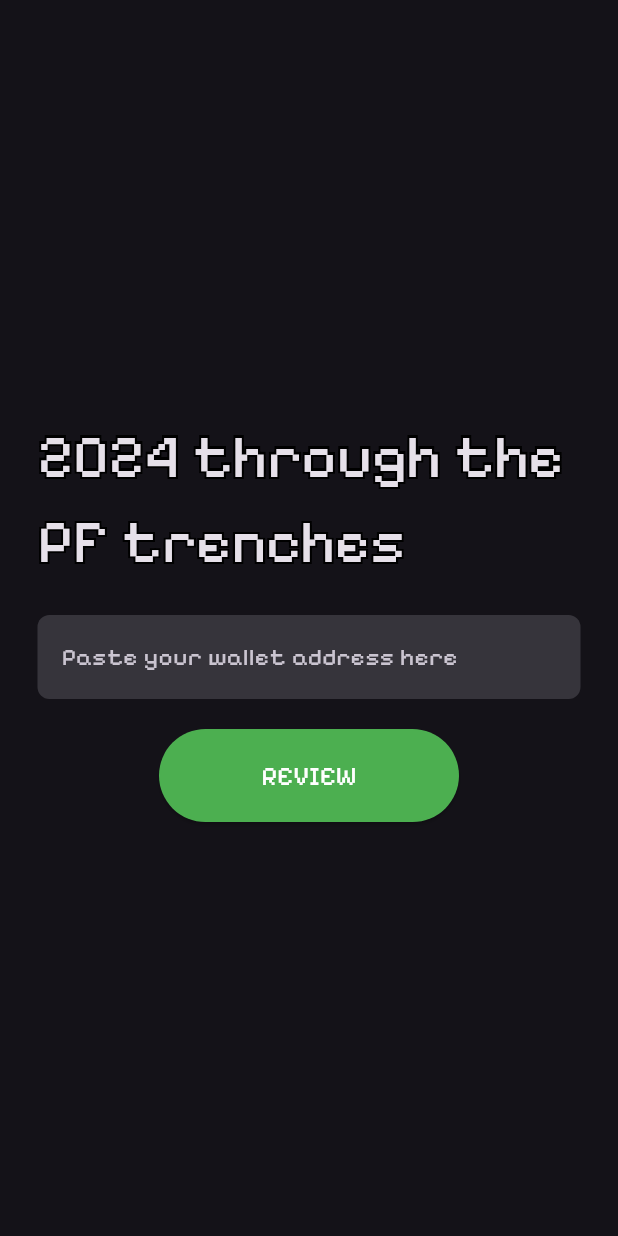
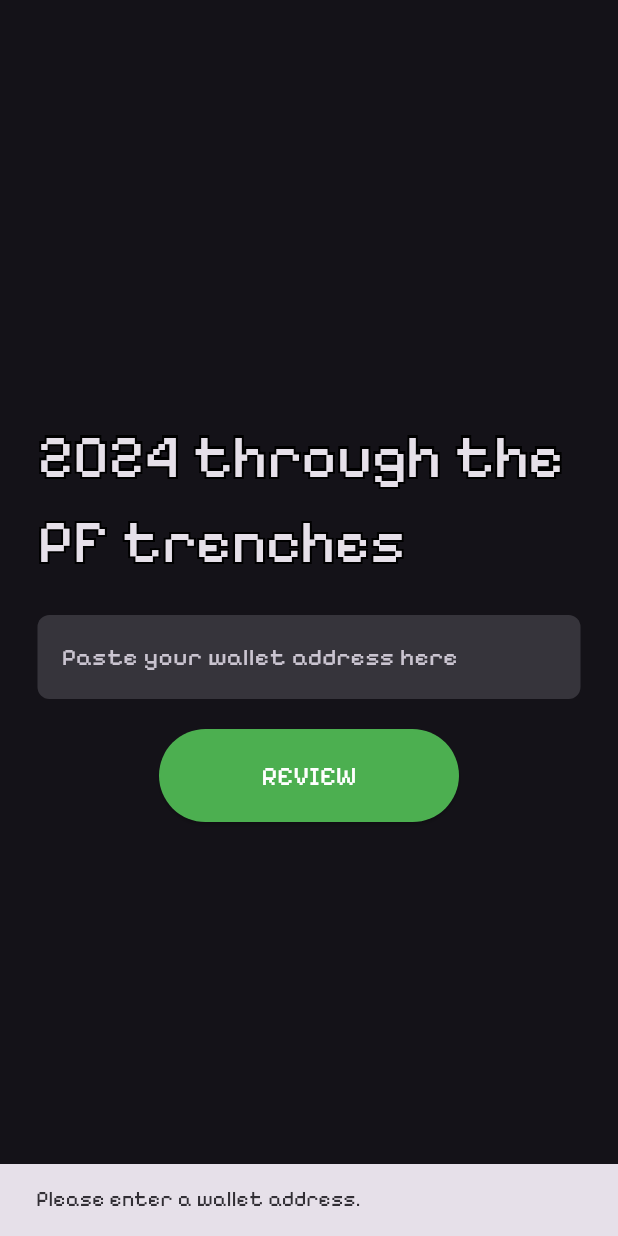
Before and after one commit to oscarito9410/solana_pnl, a Flutter app: the screen it shows after launch, after a tap on "REVIEW", on a phone screen of 412 x 824 dp. Run offline on Flutter 3.47's test engine with Material 3 defaults, Android fonts, the phone set to English and light mode, and no system bars; our stand-ins replace story_view; missing offline and left inert: metaballs.

Commit message:
Optimize imports and added hint

```diff
--- a/lib/pages/home.dart
+++ b/lib/pages/home.dart
@@ -17,6 +17,19 @@ class _HomePageState extends State<HomePage> {
     setState(() {
       _inputCode = newCode;
     });
+  }
+
+  void _buttonPressed() {
+    if (_inputCode.isEmpty) {
+      ScaffoldMessenger.of(context).showSnackBar(
+        const SnackBar(content: Text("Please enter a wallet address.")),
+      );
+      return;
+    }
+    Navigator.push(
+      context,
+      MaterialPageRoute(builder: (context) => const StoryPage()),
+    );
   }
 
   @override
@@ -71,7 +84,7 @@ class _HomePageState extends State<HomePage> {
               const SizedBox(height: 20),
               InputField(onChanged: _updateInputCode),
               const SizedBox(height: 20),
-              ActionButton(inputCode: _inputCode),
+              ActionButton(onButtonPressed: _buttonPressed),
             ],
           ),
         ),
@@ -100,30 +113,20 @@ class InputField extends StatelessWidget {
 }
 
 class ActionButton extends StatelessWidget {
-  final String inputCode;
+  final Function() onButtonPressed;
 
-  const ActionButton({super.key, required this.inputCode});
+  const ActionButton({super.key, required this.onButtonPressed});
 
   @override
   Widget build(BuildContext context) {
     return ElevatedButton(
-      onPressed: () {
-        if (inputCode.isNotEmpty) {
-          // Navigate to the StoryPage when the button is pressed
-          Navigator.push(
-            context,
-            MaterialPageRoute(builder: (context) => const StoryPage()),
-          );
-        }
-      },
+      onPressed: () => onButtonPressed(),
       style: ElevatedButton.styleFrom(
         primary: Colors.green,
         onPrimary: Colors.white,
         padding: const EdgeInsets.symmetric(horizontal: 32, vertical: 20),
-        // Increase padding for a larger touch area
         textStyle: const TextStyle(fontSize: 18),
-        // Larger text size
-        minimumSize: const Size(200, 60), // Minimum size of the button
+        minimumSize: const Size(200, 60),
       ),
       child: const Text(
         'REVIEW',
--- a/lib/pages/story.dart
+++ b/lib/pages/story.dart
@@ -16,19 +16,19 @@ class _StoryPageState extends State<StoryPage> {
   @override
   Widget build(BuildContext context) {
     return Container(
-        height: 300,
+        height: 500,
         child: StoryView(controller: controller, storyItems: [
           StoryItem.text(
               title:
                   "Hello world!\nHave a look at some great Ghanaian delicacies. I'm sorry if your mouth waters. \n\nTap!",
               backgroundColor: Colors.green,
               roundedTop: true,
-              textStyle: TextStyle(fontFamily: pixelifyFont)),
+              textStyle: const TextStyle(fontFamily: pixelifyFont)),
           StoryItem.text(
               title: "Hello 2",
               backgroundColor: Colors.green,
               roundedTop: true,
-              textStyle: TextStyle(fontFamily: 'Pixelify'))
+              textStyle: const TextStyle(fontFamily: pixelifyFont))
         ]));
   }
 }
--- a/pubspec.yaml
+++ b/pubspec.yaml
@@ -32,6 +32,8 @@ dependencies:
     sdk: flutter
   metaballs: ^1.4.2
   story_view: ^0.16.5
+  http: ^0.13.3
+
 
 
   # The following adds the Cupertino Icons font to your application.
```
Also changed, not shown: pubspec.lock.
